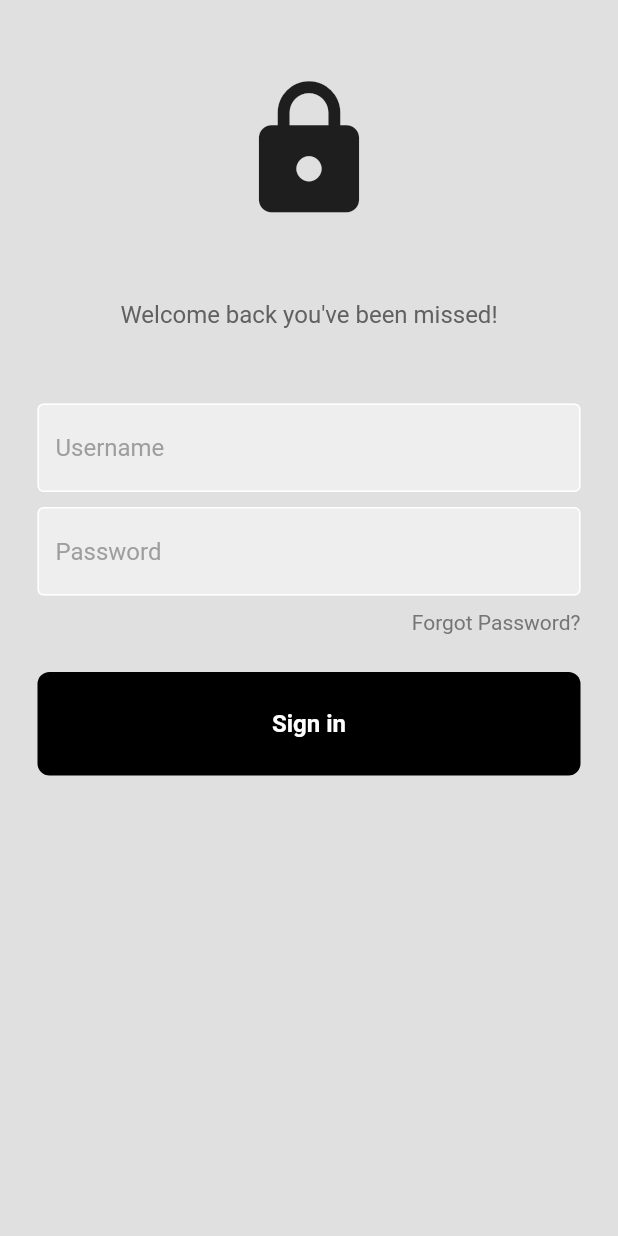
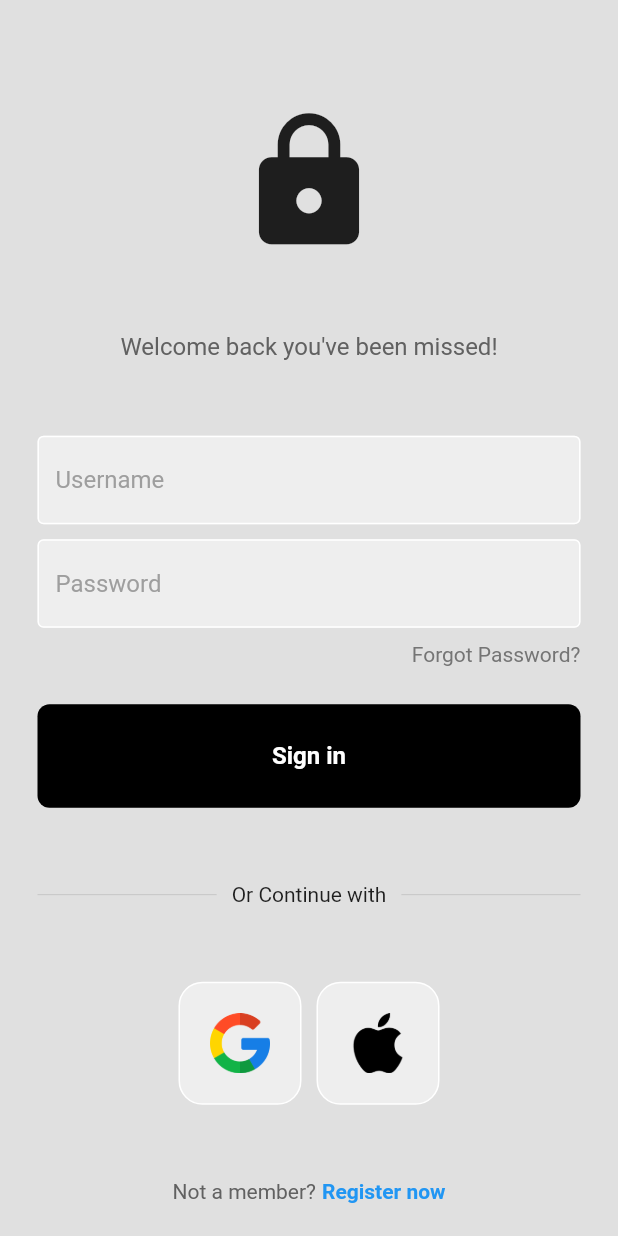
Before and after one commit to GunseliUnsal/Modern-Login-UI, a Flutter app: the screen it shows after launch, on a phone screen of 412 x 824 dp. Run offline on Flutter 3.47's test engine with Material 2 defaults, Android fonts, the phone set to English and light mode, and no system bars.

Commit message:
added login options

```diff
--- /dev/null
+++ b/lib/components/square_tile.dart
@@ -0,0 +1,22 @@
+import 'package:flutter/material.dart';
+
+class SquareTile extends StatelessWidget {
+  final String imagePath;
+  const SquareTile({super.key, required this.imagePath});
+
+  @override
+  Widget build(BuildContext context) {
+    return Container(
+      padding: EdgeInsets.all(20),
+      decoration: BoxDecoration(
+        border: Border.all(color: Colors.white),
+        borderRadius: BorderRadius.circular(16),
+        color: Colors.grey[200],
+      ),
+      child: Image.asset(
+        imagePath,
+        height: 40,
+      ),
+    );
+  }
+}
--- a/lib/pages/login_page.dart
+++ b/lib/pages/login_page.dart
@@ -2,6 +2,7 @@
 import 'package:modern_login_ui/components/my_textfield.dart';
 
 import '../components/my_button.dart';
+import '../components/square_tile.dart';
 
 class LoginPage extends StatelessWidget {
   LoginPage({super.key});
@@ -20,6 +21,7 @@
         body: SafeArea(
           child: Center(
             child: Column(
+              mainAxisAlignment: MainAxisAlignment.center,
               children: [
                 const SizedBox(
                   height: 50,
@@ -93,10 +95,73 @@
                   height: 50,
                 ),
                 //* or continue with
+                Padding(
+                  padding: const EdgeInsets.symmetric(horizontal: 25.0),
+                  child: Row(
+                    children: [
+                      Expanded(
+                        child: Divider(
+                          thickness: 0.5,
+                          color: Colors.grey[400],
+                        ),
+                      ),
+                      const Padding(
+                        padding: EdgeInsets.symmetric(horizontal: 10.0),
+                        child: Text('Or Continue with'),
+                      ),
+                      Expanded(
+                        child: Divider(
+                          thickness: 0.5,
+                          color: Colors.grey[400],
+                        ),
+                      ),
+                    ],
+                  ),
+                ),
 
+                const SizedBox(
+                  height: 50,
+                ),
                 //*google + apple sign in buttons
+                const Row(
+                  mainAxisAlignment: MainAxisAlignment.center,
+                  children: [
+                    //*google button
+                    SquareTile(
+                      imagePath: 'assets/images/google.png',
+                    ),
+
+                    SizedBox(
+                      width: 10,
+                    ),
+                    //*apple button
+                    SquareTile(
+                      imagePath: 'assets/images/apple.png',
+                    ),
+                  ],
+                ),
+                const SizedBox(
+                  height: 50,
+                ),
 
                 //* not a member? register now
+                Row(
+                  mainAxisAlignment: MainAxisAlignment.center,
+                  children: [
+                    Text(
+                      "Not a member?",
+                      style: TextStyle(
+                        color: Colors.grey[700],
+                      ),
+                    ),
+                    const SizedBox(width: 4),
+                    const Text(
+                      "Register now",
+                      style: TextStyle(
+                          color: Colors.blue, fontWeight: FontWeight.bold),
+                    ),
+                  ],
+                ),
               ],
             ),
           ),
```
Also changed, not shown: pubspec.yaml (+5 -8 lines), assets/images/apple.png (renamed from lib/images/apple.png), assets/images/google.png (renamed from lib/images/google.png).
